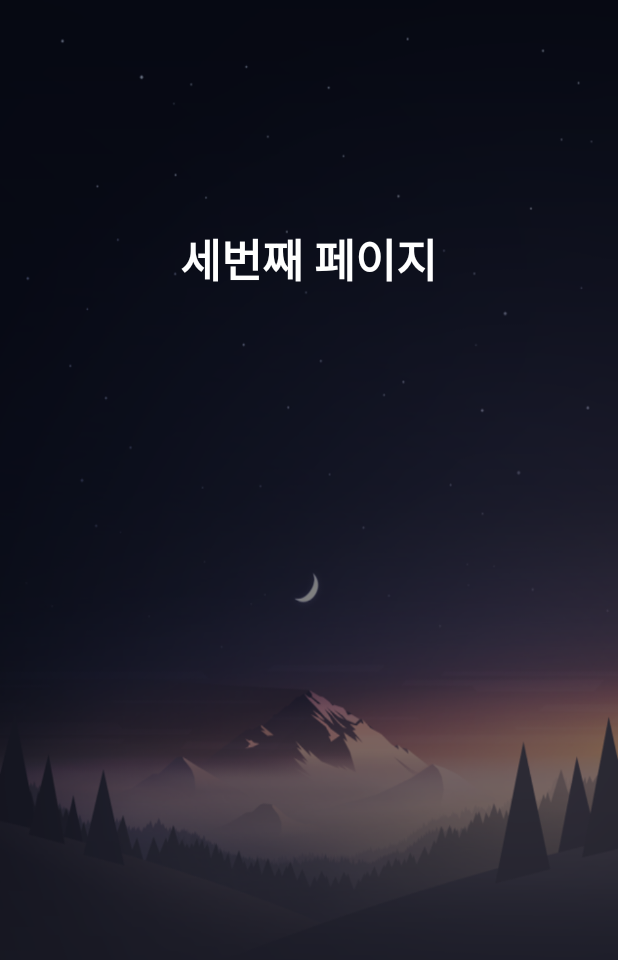
After one commit to kpk0314/NoStress, an Android app: the fragment ThirdFragment shown on its own in the app's theme, on a phone screen of 412 x 824 dp. The commit adds this screen. Shown: the top 960 px of the screen. Run offline under Robolectric (Android 15) with nearby library versions, the light colour scheme and no system bars.

Commit message:
초기화면 생성

```diff
--- /dev/null
+++ b/app/src/main/java/com/sourcey/materiallogindemo/InitialFragment/ThirdFragment.java
@@ -0,0 +1,33 @@
+package com.sourcey.materiallogindemo.InitialFragment;
+
+import android.os.Bundle;
+import android.support.v4.app.Fragment;
+import android.view.LayoutInflater;
+import android.view.View;
+import android.view.ViewGroup;
+import android.widget.RelativeLayout;
+
+import com.sourcey.materiallogindemo.R;
+
+/**
+ * Created by Isaac Kim on 2017-05-22.
+ */
+
+public class ThirdFragment extends Fragment
+{
+    public ThirdFragment()
+    {
+    }
+
+    @Override
+    public void onCreate(Bundle savedInstanceState)
+    {
+        super.onCreate(savedInstanceState);
+    }
+    @Override
+    public View onCreateView(LayoutInflater inflater, ViewGroup container, Bundle savedInstanceState)
+    {
+        RelativeLayout layout = (RelativeLayout) inflater.inflate(R.layout.fragment_third, container, false);
+        return layout;
+    }
+}
--- a/app/src/main/java/com/sourcey/materiallogindemo/MainActivity.java
+++ b/app/src/main/java/com/sourcey/materiallogindemo/MainActivity.java
@@ -25,8 +25,6 @@ import java.util.Date;
 public class MainActivity extends AppCompatActivity {
 
     BottomNavigationView bottomNavigationView;
-
-
 
     //This is our viewPager
     private ViewPager viewPager;
--- /dev/null
+++ b/app/src/main/res/layout/fragment_third.xml
@@ -0,0 +1,21 @@
+<?xml version="1.0" encoding="utf-8"?>
+<RelativeLayout xmlns:android="http://schemas.android.com/apk/res/android"
+    android:layout_width="match_parent"
+    android:layout_height="match_parent"
+    android:orientation="vertical"
+    android:background="@drawable/intial_third"
+    >
+
+    <TextView
+        android:layout_width="wrap_content"
+        android:layout_height="wrap_content"
+        android:layout_centerInParent="true"
+        android:textSize="30dp"
+        android:textColor="#FFFFFF"
+        android:textStyle="bold"
+        android:layout_alignParentTop="true"
+        android:layout_centerHorizontal="true"
+        android:layout_marginTop="150dp"
+        android:text="세번째 페이지"/>
+
+</RelativeLayout>
```
Also changed, not shown: app/src/main/AndroidManifest.xml (+9 -0 lines), app/src/main/java/com/sourcey/materiallogindemo/InitialActivity.java (added, +107 -0 lines), app/src/main/java/com/sourcey/materiallogindemo/InitialFragment/FirstFragment.java (added, +33 -0 lines), app/src/main/java/com/sourcey/materiallogindemo/InitialFragment/SecondFragment.java (added, +33 -0 lines), app/src/main/res/layout/activity_initial.xml (added, +42 -0 lines), app/src/main/res/layout/fragment_first.xml (added, +20 -0 lines), app/src/main/res/layout/fragment_second.xml (added, +21 -0 lines), app/src/main/res/drawable/intial_first.png (added), app/src/main/res/drawable/intial_second.png (added), app/src/main/res/drawable/intial_third.png (added).
